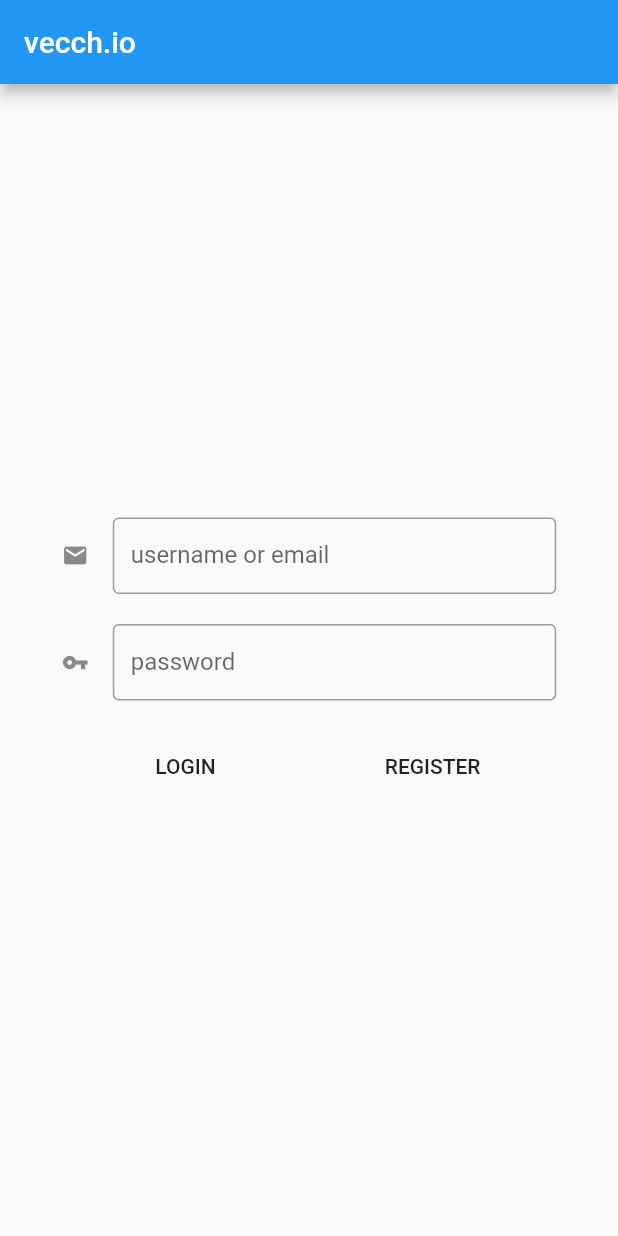
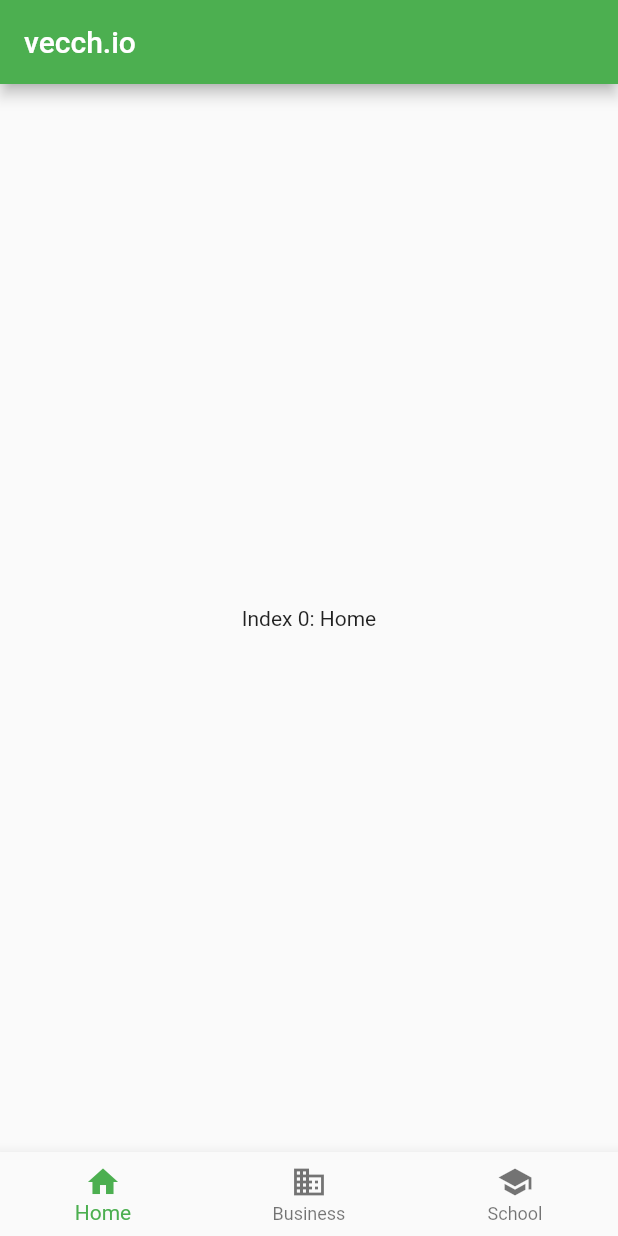
Before and after one commit to rom42pla/vecch.io, a Flutter app: the screen it shows after launch, after a tap on "LOGIN", on a phone screen of 412 x 824 dp. Run offline on Flutter 3.47's test engine with Material 2 defaults, Android fonts, the phone set to English and light mode, and no system bars.

Commit message:
Reorganized code

```diff
--- a/lib/main.dart
+++ b/lib/main.dart
@@ -1,133 +1,23 @@
 import 'package:flutter/cupertino.dart';
 import 'package:flutter/material.dart';
+import 'pages/login.dart';
+import 'pages/home.dart';
+import 'widgets/inputs.dart';
+import 'widgets/text.dart';
 
-void main() => runApp(MyApp());
+void main() => runApp(VecchioApp());
 
-class MyApp extends StatelessWidget {
+class VecchioApp extends StatelessWidget {
   @override
   Widget build(BuildContext context) {
-    return MaterialApp(title: 'Welcome to Flutter', home: HomePage());
+    return MaterialApp(
+        title: 'vecch.io',
+        theme: new ThemeData(
+          primaryColor: Colors.green,
+          primarySwatch: Colors.green,
+          accentColor: Colors.green,
+          brightness: Brightness.light,
+        ),
+        home: LoginPage());
   }
 }
-
-class HomePage extends StatefulWidget {
-  @override
-  _HomePageState createState() => _HomePageState();
-}
-
-class _HomePageState extends State<HomePage> {
-  var usernameController = TextEditingController();
-  var passwordController = TextEditingController();
-
-  @override
-  void dispose() {
-    // Clean up the controller when the widget is disposed.
-    usernameController.dispose();
-    passwordController.dispose();
-    super.dispose();
-  }
-
-  Widget build(BuildContext context) {
-    return Scaffold(
-        appBar: AppBar(
-          title: Text("vecch.io"),
-        ),
-        body: Row(
-          children: <Widget>[
-            Expanded(
-              flex: 1,
-              child: SizedBox(),
-            ),
-            Expanded(
-                flex: 8,
-                child: Form(
-                    child: Column(
-                      mainAxisAlignment: MainAxisAlignment.center,
-                      crossAxisAlignment: CrossAxisAlignment.center,
-                      children: <Widget>[
-                        inputText(
-                            label: "username or email",
-                            icon: Icons.mail,
-                            controller: usernameController),
-                        SizedBox(height: 20.0),
-                        inputText(
-                            label: "password",
-                            icon: Icons.vpn_key,
-                            obscured: true,
-                            controller: passwordController),
-                        SizedBox(height: 20.0),
-                        Row(children: <Widget>[
-                          Expanded(
-                            flex: 5,
-                            child: loginButton(
-                                usernameController: usernameController,
-                                passwordController: passwordController),
-                          ),
-                          Expanded(
-                            flex: 5,
-                            child: registerButton(
-                                usernameController: usernameController,
-                                passwordController: passwordController),
-                          )
-                        ])
-                      ],
-                    ))),
-            Expanded(
-              flex: 1,
-              child: SizedBox(),
-            ),
-          ],
-        ));
-  }
-}
-
-Widget inputText(
-    {String label,
-      IconData icon = null,
-      bool obscured = false,
-      var controller = null}) {
-  return TextFormField(
-    controller: controller,
-    // obscures text or not
-    obscureText: obscured,
-    autocorrect: false,
-    keyboardType: (!obscured)
-        ? TextInputType.emailAddress
-        : TextInputType.visiblePassword,
-    // aesthetic decorations
-    decoration: InputDecoration(
-      labelText: label,
-      icon: Icon(icon),
-      isDense: true,
-      border: OutlineInputBorder(),
-    ),
-  );
-}
-
-Widget loginButton(
-    {TextEditingController usernameController,
-      TextEditingController passwordController}) {
-  return FlatButton(
-    onPressed: () {
-      String username = usernameController.text;
-      String password = passwordController.text;
-      // process data
-      print(username + " " + password);
-    },
-    child: Text("LOGIN"),
-  );
-}
-
-Widget registerButton(
-    {TextEditingController usernameController,
-      TextEditingController passwordController}) {
-  return FlatButton(
-    onPressed: () {
-      String username = usernameController.text;
-      String password = passwordController.text;
-      // process data
-      print(username + " " + password);
-    },
-    child: Text("REGISTER"),
-  );
-}
--- /dev/null
+++ b/lib/pages/home.dart
@@ -0,0 +1,54 @@
+import 'package:flutter/cupertino.dart';
+import 'package:flutter/material.dart';
+import '.././widgets/inputs.dart';
+import '.././widgets/text.dart';
+
+class HomePage extends StatefulWidget {
+  @override
+  _HomePageState createState() => _HomePageState();
+}
+
+class _HomePageState extends State<HomePage> {
+  var usernameController = TextEditingController();
+  var passwordController = TextEditingController();
+
+  @override
+  void dispose() {
+    // Clean up the controller when the widget is disposed.
+    usernameController.dispose();
+    passwordController.dispose();
+    super.dispose();
+  }
+
+  // views setter
+  int _currView = 0;
+  List<Widget> _views = <Widget>[
+    Text(
+      'Index 0: Home',
+    ),
+    Text(
+      'Index 1: Business',
+    ),
+    Text(
+      'Index 2: School',
+    ),
+  ];
+  void _onItemTapped(int view) {
+    setState(() {
+      _currView = view;
+    });
+    print(view);
+  }
+
+  Widget build(BuildContext context) {
+    return Scaffold(
+        appBar: AppBar(
+          title: Text("vecch.io"),
+        ),
+        body: Center(
+          child: _views.elementAt(_currView),
+        ),
+        bottomNavigationBar:
+            homeBottomBar(view: _currView, onTap: _onItemTapped));
+  }
+}
--- /dev/null
+++ b/lib/pages/login.dart
@@ -0,0 +1,78 @@
+import 'package:flutter/cupertino.dart';
+import 'package:flutter/material.dart';
+import 'home.dart';
+import '.././widgets/inputs.dart';
+import '.././widgets/text.dart';
+
+class LoginPage extends StatefulWidget {
+  @override
+  _LoginPageState createState() => _LoginPageState();
+}
+
+class _LoginPageState extends State<LoginPage> {
+  var usernameController = TextEditingController();
+  var passwordController = TextEditingController();
+
+  @override
+  void dispose() {
+    // Clean up the controller when the widget is disposed.
+    usernameController.dispose();
+    passwordController.dispose();
+    super.dispose();
+  }
+
+  Widget build(BuildContext context) {
+    return Scaffold(
+        appBar: AppBar(
+          title: Text("vecch.io"),
+        ),
+        body: Row(
+          children: <Widget>[
+            Expanded(
+              flex: 1,
+              child: SizedBox(),
+            ),
+            Expanded(
+                flex: 8,
+                child: Form(
+                    child: Column(
+                  mainAxisAlignment: MainAxisAlignment.center,
+                  crossAxisAlignment: CrossAxisAlignment.center,
+                  children: <Widget>[
+                    inputText(
+                        label: "username or email",
+                        icon: Icons.mail,
+                        controller: usernameController),
+                    SizedBox(height: 20.0),
+                    inputText(
+                        label: "password",
+                        icon: Icons.vpn_key,
+                        obscured: true,
+                        controller: passwordController),
+                    SizedBox(height: 20.0),
+                    Row(children: <Widget>[
+                      Expanded(
+                        flex: 5,
+                        child: loginButton(
+                            newPage: HomePage(),
+                            context: context,
+                            usernameController: usernameController,
+                            passwordController: passwordController),
+                      ),
+                      Expanded(
+                        flex: 5,
+                        child: registerButton(
+                            usernameController: usernameController,
+                            passwordController: passwordController),
+                      )
+                    ])
+                  ],
+                ))),
+            Expanded(
+              flex: 1,
+              child: SizedBox(),
+            ),
+          ],
+        ));
+  }
+}
--- /dev/null
+++ b/lib/widgets/inputs.dart
@@ -0,0 +1,60 @@
+import 'package:flutter/cupertino.dart';
+import 'package:flutter/material.dart';
+import 'package:vecchio/pages/home.dart';
+
+Widget loginButton(
+    {var newPage,
+    BuildContext context,
+    TextEditingController usernameController,
+    TextEditingController passwordController}) {
+  return FlatButton(
+    onPressed: () {
+      String username = usernameController.text;
+      String password = passwordController.text;
+      if (newPage != null) {
+        FocusScope.of(context).unfocus();
+        Navigator.pushReplacement(
+            context, MaterialPageRoute(builder: (context) => HomePage()));
+      }
+      // process data
+      print("Logged $username with password $password");
+    },
+    child: Text("LOGIN"),
+  );
+}
+
+Widget registerButton(
+    {TextEditingController usernameController,
+    TextEditingController passwordController}) {
+  return FlatButton(
+    onPressed: () {
+      String username = usernameController.text;
+      String password = passwordController.text;
+      // process data
+      print(username + " " + password);
+    },
+    child: Text("REGISTER"),
+  );
+}
+
+Widget homeBottomBar({var view, var onTap}) {
+  return BottomNavigationBar(
+    items: const <BottomNavigationBarItem>[
+      BottomNavigationBarItem(
+        icon: Icon(Icons.home),
+        title: Text('Home'),
+      ),
+      BottomNavigationBarItem(
+        icon: Icon(Icons.business),
+        title: Text('Business'),
+      ),
+      BottomNavigationBarItem(
+        icon: Icon(Icons.school),
+        title: Text('School'),
+      ),
+    ],
+    currentIndex: view,
+    //selectedItemColor: Colors.brown,
+    onTap: onTap,
+  );
+}
--- /dev/null
+++ b/lib/widgets/text.dart
@@ -0,0 +1,25 @@
+import 'package:flutter/cupertino.dart';
+import 'package:flutter/material.dart';
+
+Widget inputText(
+    {String label,
+    IconData icon = null,
+    bool obscured = false,
+    var controller = null}) {
+  return TextFormField(
+    controller: controller,
+    // obscures text or not
+    obscureText: obscured,
+    autocorrect: false,
+    keyboardType: (!obscured)
+        ? TextInputType.emailAddress
+        : TextInputType.visiblePassword,
+    // aesthetic decorations
+    decoration: InputDecoration(
+      labelText: label,
+      icon: Icon(icon),
+      isDense: true,
+      border: OutlineInputBorder(),
+    ),
+  );
+}
```
